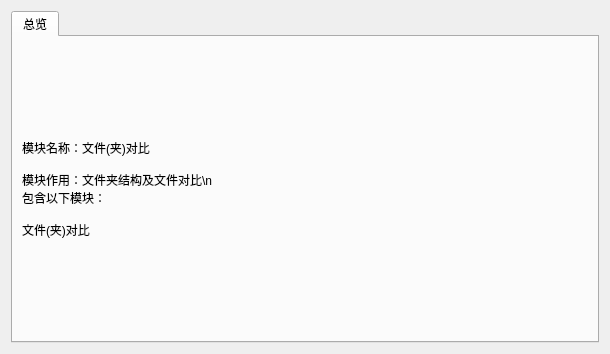
Before: the Qt Designer form Src/FileCompareDiffWin/FileCompareDiffMainWin.ui in Denggolden/ToolsAuto, drawn with Qt 5.
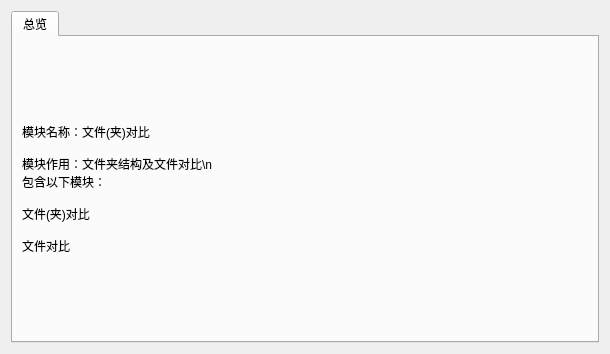
After: the same form once the commit is applied.

Commit message: 添加文件对比详情功能

The edit to the form file:
```diff
--- a/Src/FileCompareDiffWin/FileCompareDiffMainWin.ui
+++ b/Src/FileCompareDiffWin/FileCompareDiffMainWin.ui
@@ -32,7 +32,9 @@
 模块作用：文件夹结构及文件对比\n
 包含以下模块：
 
-文件(夹)对比</string>
+文件(夹)对比
+
+文件对比</string>
          </property>
         </widget>
        </item>
```
The commit also changes 13 other files.
